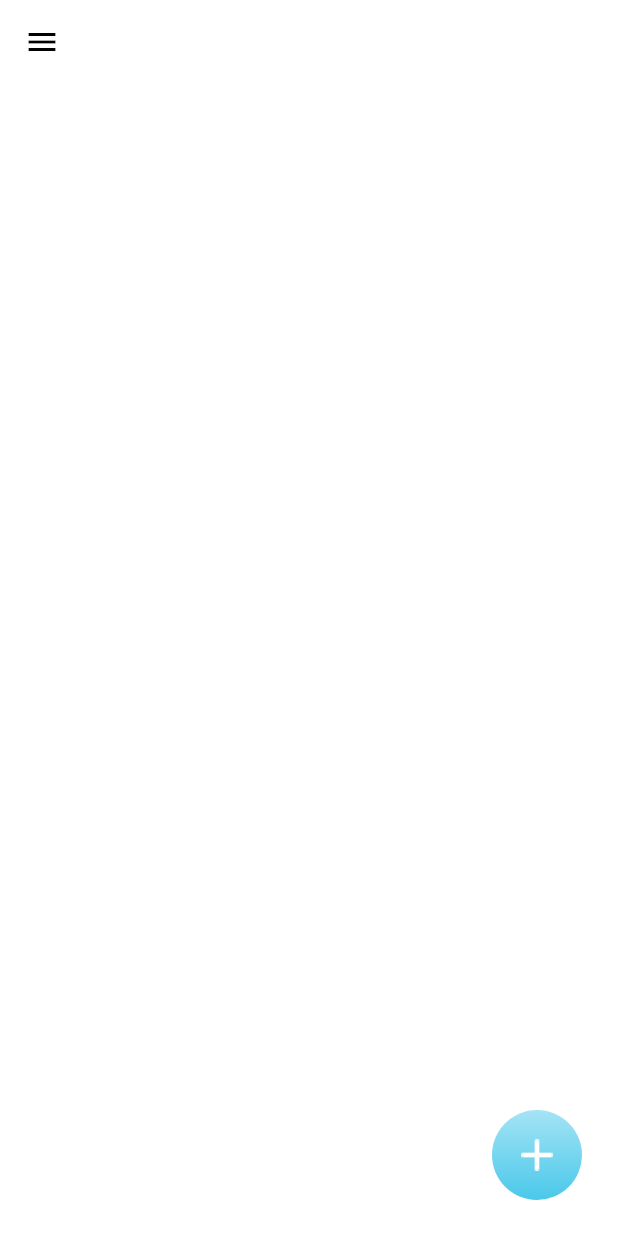
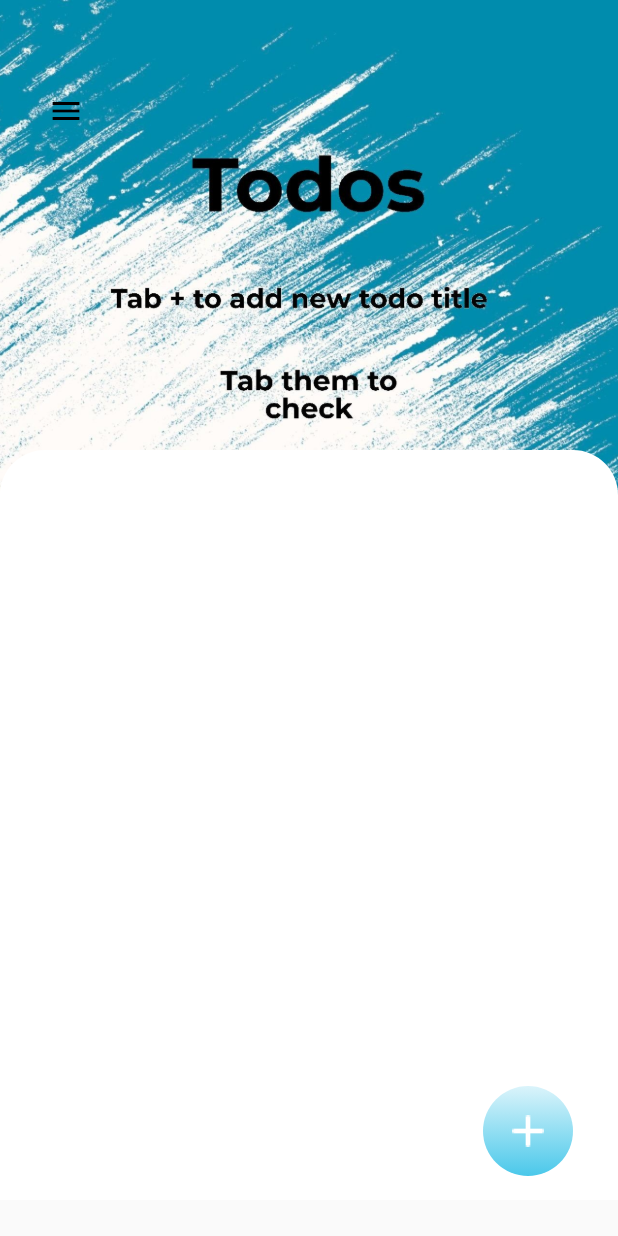
Before and after one commit to taydinadnan/Todo-Note-APP, a Flutter app: the screen it shows after launch, on a phone screen of 412 x 824 dp. Run offline on Flutter 3.47's test engine with Material 2 defaults, Android fonts, the phone set to English and light mode, and no system bars; drawn by our look-alikes of flutter_zoom_drawer; our stand-ins replace clay_containers, google_fonts, sqflite; accounts and stored records are empty.

Commit message:
todo screen UI update

```diff
--- a/lib/screens/homepage.dart
+++ b/lib/screens/homepage.dart
@@ -2,6 +2,7 @@ import 'package:flutter/material.dart';
 import 'package:what_todo/db/database_helper.dart';
 import 'package:what_todo/screens/taskpage.dart';
 import 'package:what_todo/widgets.dart';
+import 'package:what_todo/widgets/loading_widget.dart';
 import 'package:what_todo/widgets/menu_widget.dart';
 
 class Homepage extends StatefulWidget {
@@ -15,27 +16,48 @@ class _HomepageState extends State<Homepage> {
   @override
   Widget build(BuildContext context) {
     return Scaffold(
-      backgroundColor: Colors.white,
-      appBar: AppBar(
-        elevation: 0,
-        backgroundColor: Colors.white.withOpacity(0.0),
-        // title: Text(
-        //   'Todos',
-        //   style: TextStyle(color: Colors.black),
-        // ),
-        leading: MenuWidget(),
-      ),
-      body: SafeArea(
-        child: Container(
-          color: Colors.white.withOpacity(0.0),
-          width: double.infinity,
-          padding: EdgeInsets.symmetric(horizontal: 24.0),
+      body: SizedBox(
+          width: double.maxFinite,
+          height: double.maxFinite,
           child: Stack(
             children: [
-              Column(
+              Positioned(
+                child: Container(
+                  width: double.maxFinite,
+                  height: 350,
+                  decoration: BoxDecoration(
+                    image: DecorationImage(
+                      fit: BoxFit.cover,
+                      image: AssetImage('assets/images/tab1.jpg'),
+                    ),
+                  ),
+                ),
+              ),
+              Positioned(
+                left: 20,
+                top: 50,
+                child: Row(
+                  children: [
+                    MenuWidget(),
+                  ],
+                ),
+              ),
+              Positioned(
+                top: 300,
+                child: Container(
+                  padding: const EdgeInsets.only(left: 20, right: 20, top: 30),
+                  width: MediaQuery.of(context).size.width,
+                  height: 500,
+                  decoration: BoxDecoration(
+                    color: Colors.white,
+                    borderRadius: BorderRadius.only(
+                      topRight: Radius.circular(30),
+                      topLeft: Radius.circular(30),
+                    ),
+                  ),
+                  child: Column(
                     crossAxisAlignment: CrossAxisAlignment.start,
                     children: [
-                  SizedBox(height: 30),
                       Expanded(
                         child: FutureBuilder(
                           initialData: [],
@@ -71,12 +93,14 @@ class _HomepageState extends State<Homepage> {
                             );
                           },
                         ),
-                  )
+                      ),
                     ],
                   ),
+                ),
+              ),
               Positioned(
-                bottom: 24.0,
-                right: 0.0,
+                bottom: 40.0,
+                right: 30.0,
                 child: GestureDetector(
                   onTap: () {
                     Navigator.push(
@@ -94,7 +118,7 @@ class _HomepageState extends State<Homepage> {
                     height: 60.0,
                     decoration: BoxDecoration(
                       gradient: LinearGradient(colors: [
-                        Color(0xFF4AC8EA).withOpacity(0.5),
+                        Color(0xFF4AC8EA).withOpacity(0.2),
                         Color(0xFF4AC8EA)
                       ], begin: Alignment(0.0, -1.0), end: Alignment(0.0, 1.0)),
                       borderRadius: BorderRadius.circular(40.0),
@@ -108,9 +132,7 @@ class _HomepageState extends State<Homepage> {
                 ),
               ),
             ],
-          ),
-        ),
-      ),
+          )),
     );
   }
 }
--- a/pubspec.yaml
+++ b/pubspec.yaml
@@ -16,6 +16,7 @@ dependencies:
   google_fonts: ^1.1.0
   provider: ^6.0.1
   flutter_zoom_drawer: ^2.1.1
+  clay_containers: ^0.3.2
 
   sqflite:
   path:
```
Also changed, not shown: lib/colors.dart (added, +11 -0 lines), lib/screens/about_screen.dart (+10 -0 lines), lib/screens/taskpage.dart (+32 -1 lines), lib/widgets.dart (+34 -13 lines), lib/widgets/app_large_text.dart (added, +28 -0 lines), lib/widgets/app_text.dart (added, +28 -0 lines), lib/widgets/loading_widget.dart (added, +33 -0 lines), lib/widgets/tabbar_widget.dart (added, +58 -0 lines), assets/images/avatar.gif (added), assets/images/loading.gif (added), assets/images/tab1.jpg (added), pubspec.lock. Lines whose indentation alone changed are shown as unchanged.
